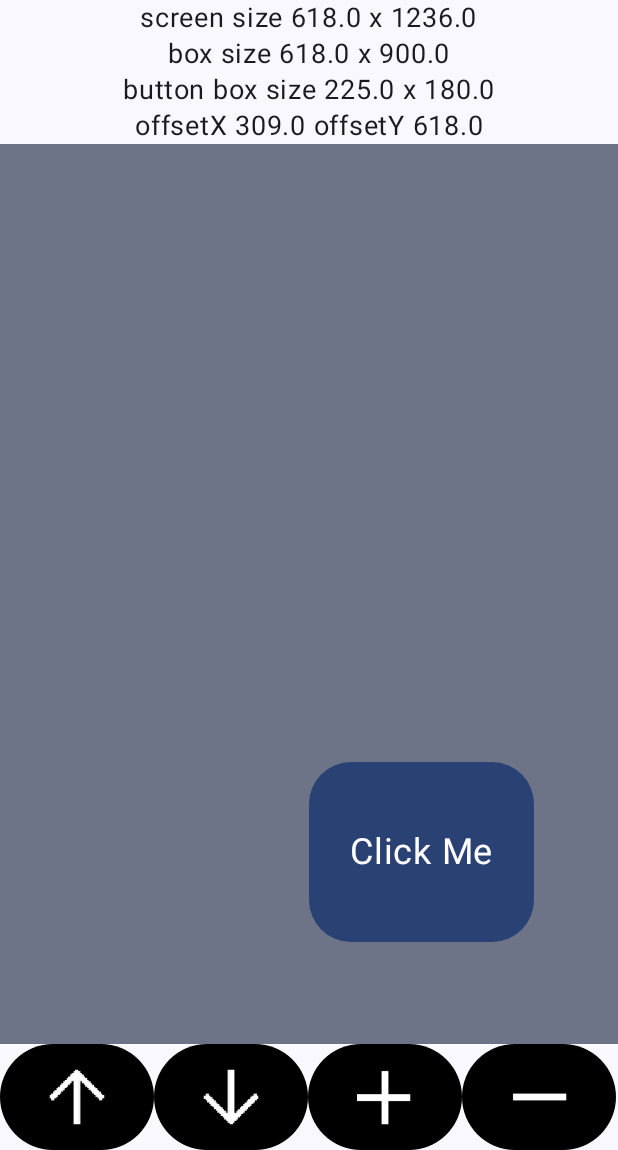
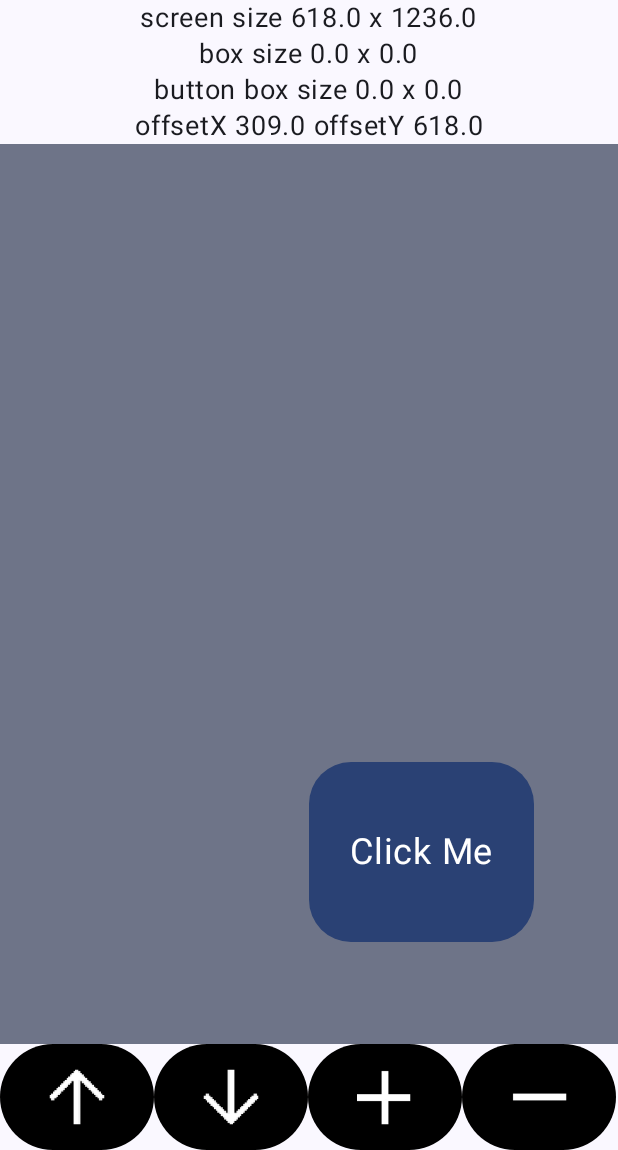
Before and after one commit to kushnertodd/android-adaptive-ui, an Android app built with Jetpack Compose: the screen it shows after launch (MainActivity), on a phone screen of 412 x 824 dp, the part 86-1236 px from its top. Run offline under Robolectric (Android 15) with nearby library versions, the phone set to English and light mode, and no system bars.

Commit message:
refactored button/box sizes to ButtonParameters

```diff
--- a/app/src/main/java/com/toddkushnerllc/com/android_adaptive_ui/ButtonParameters.kt
+++ b/app/src/main/java/com/toddkushnerllc/com/android_adaptive_ui/ButtonParameters.kt
@@ -56,5 +56,17 @@ object ButtonParameters {
         50.sp,
         52.sp
     )
+    var boxHeightDp  = 0.dp
+    var boxHeightPx = 0f
+    var boxWidthDp = 0.dp
+    var boxWidthPx = 0f
 
+    var buttonBoxHeightDp = 0.dp
+    var buttonBoxHeightPx = 0f
+    var buttonBoxWidthDp = 0.dp
+    var buttonBoxWidthPx = 0f
+    var buttonHeightDp  = 0.dp
+    var buttonHeightPx = 0f
+    var buttonWidthDp = 0.dp
+    var buttonWidthPx = 0f
 }
--- a/app/src/main/java/com/toddkushnerllc/com/android_adaptive_ui/LogPointerEvents.kt
+++ b/app/src/main/java/com/toddkushnerllc/com/android_adaptive_ui/LogPointerEvents.kt
@@ -28,7 +28,6 @@ import androidx.compose.ui.layout.onGloballyPositioned
 import androidx.compose.ui.platform.LocalConfiguration
 import androidx.compose.ui.platform.LocalDensity
 import androidx.compose.ui.text.style.TextAlign
-import androidx.compose.ui.unit.Dp
 import androidx.compose.ui.unit.IntOffset
 import androidx.compose.ui.unit.dp
 import androidx.compose.ui.unit.sp
@@ -50,7 +49,7 @@ enum class PointerEventState {
 
 @Composable
 fun LogPointerEvents(
-    buttonWidth: Dp, buttonHeight: Dp, buttonPadding: Dp, filter: PointerEventType? = null
+    /*buttonWidth: Dp, buttonHeight: Dp, buttonPadding: Dp,*/ filter: PointerEventType? = null
 ) {
     var pointerEventState by remember { mutableStateOf(PointerEventState.START) }
     //var buttonPadding by remember { mutableStateOf(8.dp) }
@@ -70,27 +69,13 @@ fun LogPointerEvents(
     val buttonTapThresholdMillis = 250
     var buttonSizeIndex by remember { mutableStateOf(0) }
 
-    var boxHeightDp by remember { mutableStateOf(0.dp) }
-    var boxHeightPx = with(density) { boxHeightDp.toPx() }
-    var boxWidthDp by remember { mutableStateOf(0.dp) }
-    var boxWidthPx = with(density) { boxWidthDp.toPx() }
-
-    var buttonBoxHeightDp by remember { mutableStateOf(0.dp) }
-    var buttonBoxHeightPx = with(density) { buttonBoxHeightDp.toPx() }
-    var buttonBoxWidthDp by remember { mutableStateOf(0.dp) }
-    var buttonBoxWidthPx = with(density) { buttonBoxWidthDp.toPx() }
-    var buttonHeightDp by remember { mutableStateOf(ButtonParameters.buttonHeights[buttonSizeIndex]) }
-    var buttonHeightPx by remember { mutableStateOf(0f) }
-    var buttonWidthDp by remember { mutableStateOf(ButtonParameters.buttonWidths[buttonSizeIndex]) }
-    var buttonWidthPx by remember { mutableStateOf(0f) }
-
     val screenHeightDp = configuration.screenHeightDp.dp
     val screenHeightPx = with(density) { screenHeightDp.toPx() }
     val screenWidthDp = configuration.screenWidthDp.dp
     val screenWidthPx = with(density) { screenWidthDp.toPx() }
 
-    var offsetX by remember { mutableStateOf(screenWidthPx / 2 + buttonBoxWidthPx / 2) }
-    var offsetY by remember { mutableStateOf(screenHeightPx / 2 + buttonBoxHeightPx / 2 / 2) }
+    var offsetX by remember { mutableStateOf(screenWidthPx / 2 + ButtonParameters.buttonBoxWidthPx / 2) }
+    var offsetY by remember { mutableStateOf(screenHeightPx / 2 + ButtonParameters.buttonBoxHeightPx / 2) }
 
     fun formatDecimals(number: Float, decimals: Int) = String.format("%.${decimals}f", number)
 
@@ -98,17 +83,18 @@ fun LogPointerEvents(
     val setButtonSizeIndex: (Int) -> Unit =
         { newButtonSizeIndex ->
             buttonSizeIndex = newButtonSizeIndex
-            buttonWidthDp = ButtonParameters.buttonWidths[buttonSizeIndex]
-            buttonHeightDp = ButtonParameters.buttonHeights[buttonSizeIndex]
-            buttonWidthPx = with(density) { buttonWidthDp.toPx() }
-            buttonHeightPx = with(density) { buttonHeightDp.toPx() }
+            ButtonParameters.buttonWidthDp = ButtonParameters.buttonWidths[buttonSizeIndex]
+            ButtonParameters.buttonHeightDp = ButtonParameters.buttonHeights[buttonSizeIndex]
+            ButtonParameters.buttonWidthPx = with(density) { ButtonParameters.buttonWidthDp.toPx() }
+            ButtonParameters.buttonHeightPx =
+                with(density) { ButtonParameters.buttonHeightDp.toPx() }
             offsetX = min(
                 offsetX,
-                boxWidthPx - buttonWidthPx
+                ButtonParameters.boxWidthPx - ButtonParameters.buttonWidthPx
             )
             offsetY = min(
                 offsetY,
-                boxHeightPx - buttonHeightPx
+                ButtonParameters.boxHeightPx - ButtonParameters.buttonHeightPx
             )
         }
 
@@ -185,20 +171,21 @@ fun LogPointerEvents(
 
             // Update offsetX and offsetY based on the drag amount (or delta from previous)
             offsetX += deltaX
-            offsetX = max(offsetX, 0f)//-boxWidthDp.value+buttonBoxWidthDp.value/2+40)
-            boxWidthPx = with(density) { boxWidthDp.toPx() }
-            buttonWidthPx = with(density) { buttonWidthDp.toPx() }
+            offsetX = max(offsetX, 0f)
+            ButtonParameters.boxWidthPx = with(density) { ButtonParameters.boxWidthDp.toPx() }
+            ButtonParameters.buttonWidthPx = with(density) { ButtonParameters.buttonWidthDp.toPx() }
             offsetX = min(
                 offsetX,
-                boxWidthPx - buttonWidthPx
+                ButtonParameters.boxWidthPx - ButtonParameters.buttonWidthPx
             )
-            boxHeightPx = with(density) { boxHeightDp.toPx() }
-            buttonHeightPx = with(density) { buttonHeightDp.toPx() }
+            ButtonParameters.boxHeightPx = with(density) { ButtonParameters.boxHeightDp.toPx() }
+            ButtonParameters.buttonHeightPx =
+                with(density) { ButtonParameters.buttonHeightDp.toPx() }
             offsetY += deltaY
             offsetY = max(offsetY, 0f)
             offsetY = min(
                 offsetY,
-                boxHeightPx - buttonHeightPx
+                ButtonParameters.boxHeightPx - ButtonParameters.buttonHeightPx
             )
 
             // Update previous position for the next onDrag call
@@ -227,8 +214,14 @@ fun LogPointerEvents(
     ) {
         Text("Adaptive UI", textAlign = TextAlign.Center, fontSize = 48.sp)
         Text("screen size ${screenWidthPx} x ${screenHeightPx}", fontSize = 18.sp)
-        Text("box size ${boxWidthPx} x ${boxHeightPx}", fontSize = 18.sp)
-        Text("button box size ${buttonBoxWidthPx} x ${buttonBoxHeightPx}", fontSize = 18.sp)
+        Text(
+            "box size ${ButtonParameters.boxWidthPx} x ${ButtonParameters.boxHeightPx}",
+            fontSize = 18.sp
+        )
+        Text(
+            "button box size ${ButtonParameters.buttonBoxWidthPx} x ${ButtonParameters.buttonBoxHeightPx}",
+            fontSize = 18.sp
+        )
         Text(
             "offsetX ${formatDecimals(offsetX, 1)} offsetY ${formatDecimals(offsetY, 1)}",
             fontSize = 18.sp
@@ -243,10 +236,14 @@ fun LogPointerEvents(
                         .background(MaterialTheme.colorScheme.secondaryContainer)
                         .onGloballyPositioned { coordinates ->
                             // Convert pixels to DP using LocalDensity
-                            boxWidthDp = with(density) { coordinates.size.width.toDp() }
-                            boxHeightDp = with(density) { coordinates.size.height.toDp() }
-                            boxWidthPx = with(density) { boxWidthDp.toPx() }
-                            boxHeightPx = with(density) { boxHeightDp.toPx() }
+                            ButtonParameters.boxWidthDp =
+                                with(density) { coordinates.size.width.toDp() }
+                            ButtonParameters.boxHeightDp =
+                                with(density) { coordinates.size.height.toDp() }
+                            ButtonParameters.boxWidthPx =
+                                with(density) { ButtonParameters.boxWidthDp.toPx() }
+                            ButtonParameters.boxHeightPx =
+                                with(density) { ButtonParameters.boxHeightDp.toPx() }
                         }
                         .pointerInput(filter) {
                             awaitPointerEventScope {
@@ -302,10 +299,14 @@ fun LogPointerEvents(
                             .background(MaterialTheme.colorScheme.primary)
                             .onGloballyPositioned { coordinates ->
                                 // Convert pixels to DP using LocalDensity
-                                buttonBoxWidthDp = with(density) { coordinates.size.width.toDp() }
-                                buttonBoxHeightDp = with(density) { coordinates.size.height.toDp() }
-                                buttonBoxWidthPx = with(density) { buttonBoxWidthDp.toPx() }
-                                buttonBoxHeightPx = with(density) { buttonBoxHeightDp.toPx() }
+                                ButtonParameters.buttonBoxWidthDp =
+                                    with(density) { coordinates.size.width.toDp() }
+                                ButtonParameters.buttonBoxHeightDp =
+                                    with(density) { coordinates.size.height.toDp() }
+                                ButtonParameters.buttonBoxWidthPx =
+                                    with(density) { ButtonParameters.buttonBoxWidthDp.toPx() }
+                                ButtonParameters.buttonBoxHeightPx =
+                                    with(density) { ButtonParameters.buttonBoxHeightDp.toPx() }
                             }
                             .pointerInput(filter) {
                                 awaitPointerEventScope {
--- a/app/src/main/java/com/toddkushnerllc/com/android_adaptive_ui/MainActivity.kt
+++ b/app/src/main/java/com/toddkushnerllc/com/android_adaptive_ui/MainActivity.kt
@@ -25,7 +25,7 @@ class MainActivity : ComponentActivity() {
                     color = MaterialTheme.colorScheme.background
                 ) {
                     //DrawingApp()
-                    LogPointerEvents(150.dp, 100.dp, 16.dp, null)
+                    LogPointerEvents(/*150.dp, 100.dp, 16.dp, null*/)
                 }
             }
         }
```
Also changed, not shown: 4 other files.
